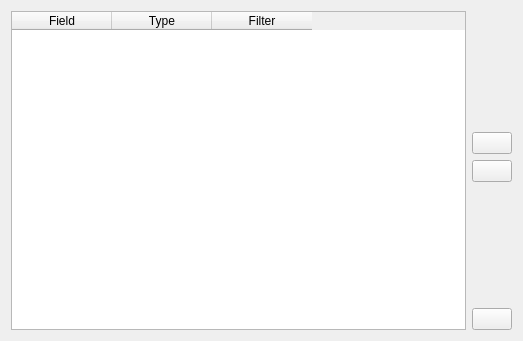
The window that plugins/filter/filterprefs.ui (KDE/choqok) describes before a commit, drawn with Qt 5.
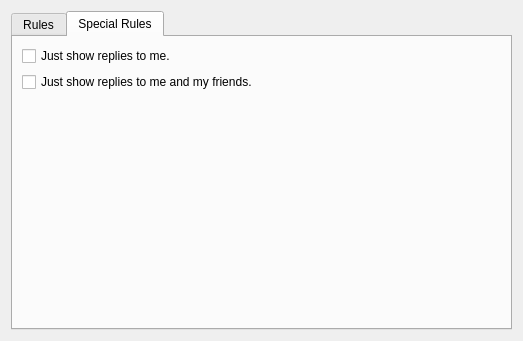
The same window after the commit. The open tabs and pages were chosen to show the change. Custom widgets are drawn as their Qt base class.

Commit message: Option to just show own replies or just show replies to friends added to filter plugin GUI

```diff
--- a/plugins/filter/filterprefs.ui
+++ b/plugins/filter/filterprefs.ui
@@ -12,6 +12,16 @@
   </property>
   <layout class="QHBoxLayout" name="horizontalLayout">
    <item>
+    <widget class="KTabWidget" name="ktabwidget">
+     <property name="currentIndex">
+      <number>0</number>
+     </property>
+     <widget class="QWidget" name="tab">
+      <attribute name="title">
+       <string>Rules</string>
+      </attribute>
+      <layout class="QHBoxLayout" name="horizontalLayout_2">
+       <item>
     <widget class="QTableWidget" name="filters">
      <property name="editTriggers">
       <set>QAbstractItemView::NoEditTriggers</set>
@@ -95,12 +105,62 @@
    </item>
   </layout>
  </widget>
+     <widget class="QWidget" name="tabSpecial">
+      <attribute name="title">
+       <string>Special Rules</string>
+      </attribute>
+      <layout class="QVBoxLayout" name="verticalLayout_2">
+       <item>
+        <widget class="QCheckBox" name="cfg_hideRepliesNotRelatedToMe">
+         <property name="toolTip">
+          <string>You'll see just replies came to you, or mentions you.</string>
+         </property>
+         <property name="text">
+          <string>Just show replies to me.</string>
+         </property>
+        </widget>
+       </item>
+       <item>
+        <widget class="QCheckBox" name="cfg_hideNoneFriendsReplies">
+         <property name="toolTip">
+          <string>You'll see just replies between your friends.</string>
+         </property>
+         <property name="text">
+          <string>Just show replies to me and my friends.</string>
+         </property>
+        </widget>
+       </item>
+       <item>
+        <spacer name="verticalSpacer_3">
+         <property name="orientation">
+          <enum>Qt::Vertical</enum>
+         </property>
+         <property name="sizeHint" stdset="0">
+          <size>
+           <width>20</width>
+           <height>40</height>
+          </size>
+         </property>
+        </spacer>
+       </item>
+      </layout>
+     </widget>
+    </widget>
+   </item>
+  </layout>
+ </widget>
  <customwidgets>
   <customwidget>
    <class>KPushButton</class>
    <extends>QPushButton</extends>
    <header>kpushbutton.h</header>
   </customwidget>
+  <customwidget>
+   <class>KTabWidget</class>
+   <extends>QTabWidget</extends>
+   <header>ktabwidget.h</header>
+   <container>1</container>
+  </customwidget>
  </customwidgets>
  <resources/>
  <connections/>
```
Lines whose indentation alone changed are shown as unchanged. The commit also changes 7 other files.
